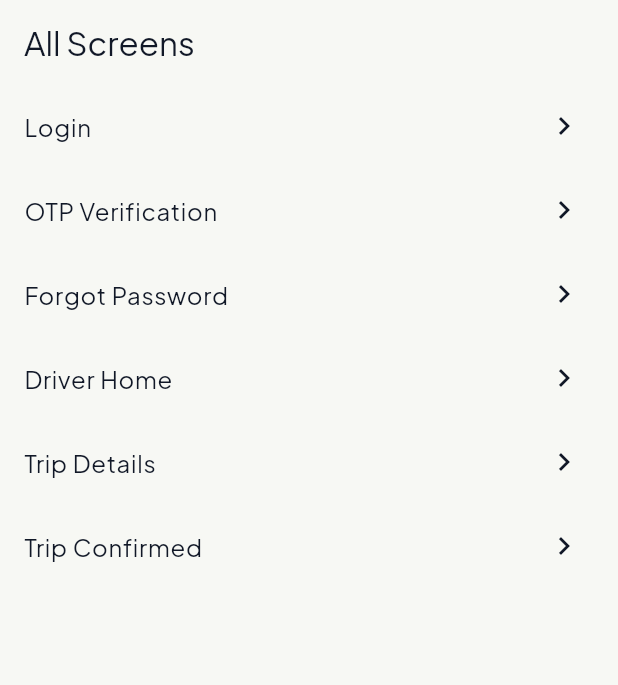
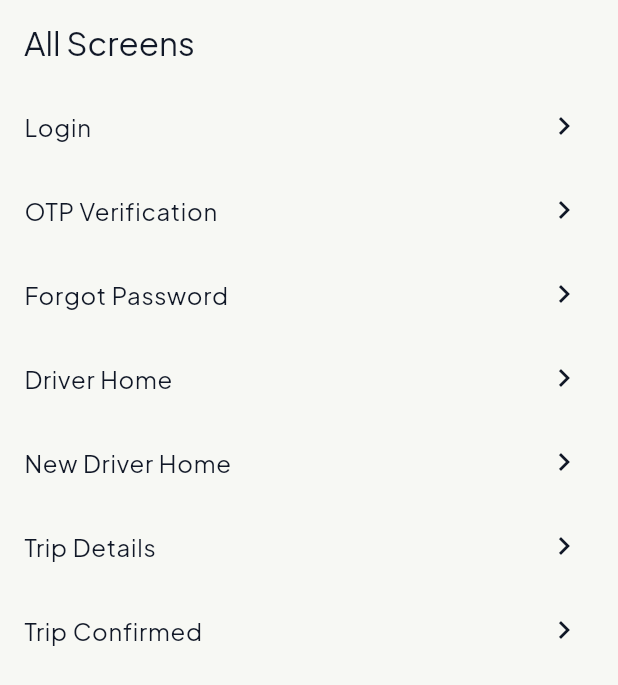
Before and after one commit to Shaikh-Uvaish/FleetFlow-AI, a Flutter app: the screen it shows after launch, on a phone screen of 412 x 824 dp. Shown: the top 685 px of the screen. Run offline on Flutter 3.47's test engine with Material 3 defaults, Android fonts, the phone set to English and light mode, and no system bars; our stand-ins replace google_fonts.

Commit message:
Register new driver home screen in screen picker

```diff
--- a/mobile/lib/dev/screen_picker.dart
+++ b/mobile/lib/dev/screen_picker.dart
@@ -3,6 +3,7 @@ import '../features/authentication/presentation/screens/forgot_password_screen.d
 import '../features/authentication/presentation/screens/login_screen.dart';
 import '../features/authentication/presentation/screens/otp_verification_screen.dart';
 import '../features/home/presentation/screens/home_screen.dart';
+import '../features/home/presentation/screens/driver_home_screen.dart';
 import '../features/trips/presentation/screens/trip_acceptance_screen.dart';
 
 import '../features/trips/presentation/screens/trip_details_screen.dart';
@@ -22,6 +23,7 @@ class ScreenPicker extends StatelessWidget {
       ),
       'Forgot Password': const ForgotPasswordScreen(),
       'Driver Home': const HomeScreen(),
+      'New Driver Home': const DriverHomeScreen(),
       'Trip Details': const TripDetailsScreen(),
       'Trip Confirmed': const TripAcceptanceScreen(),
     };
```
